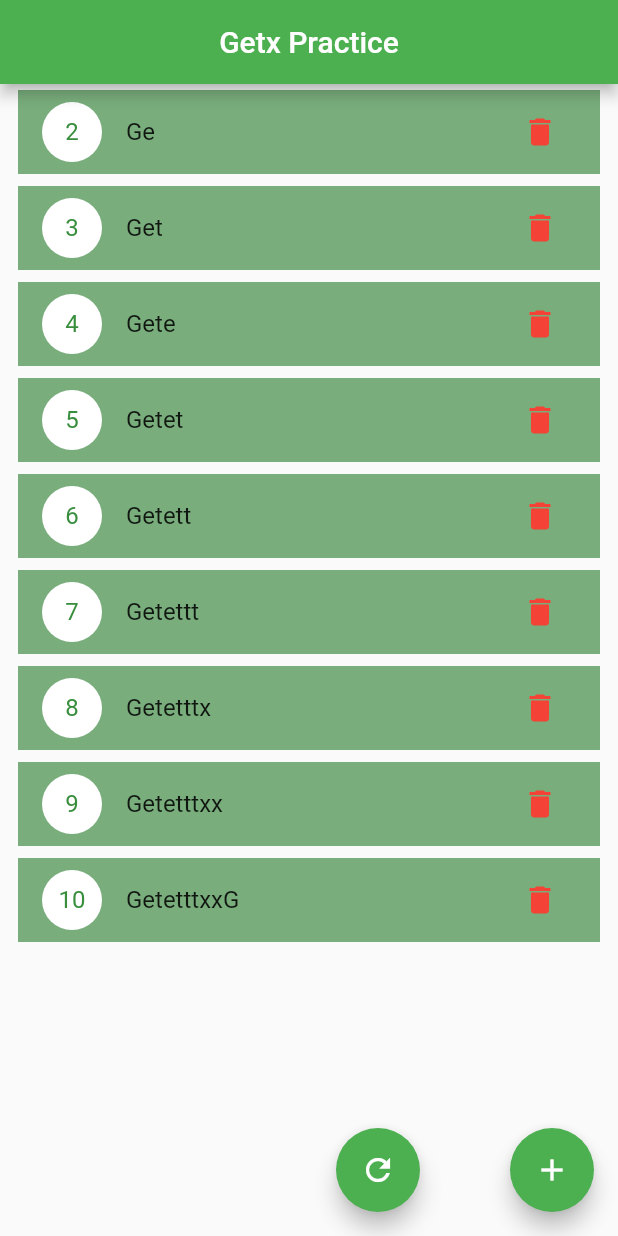
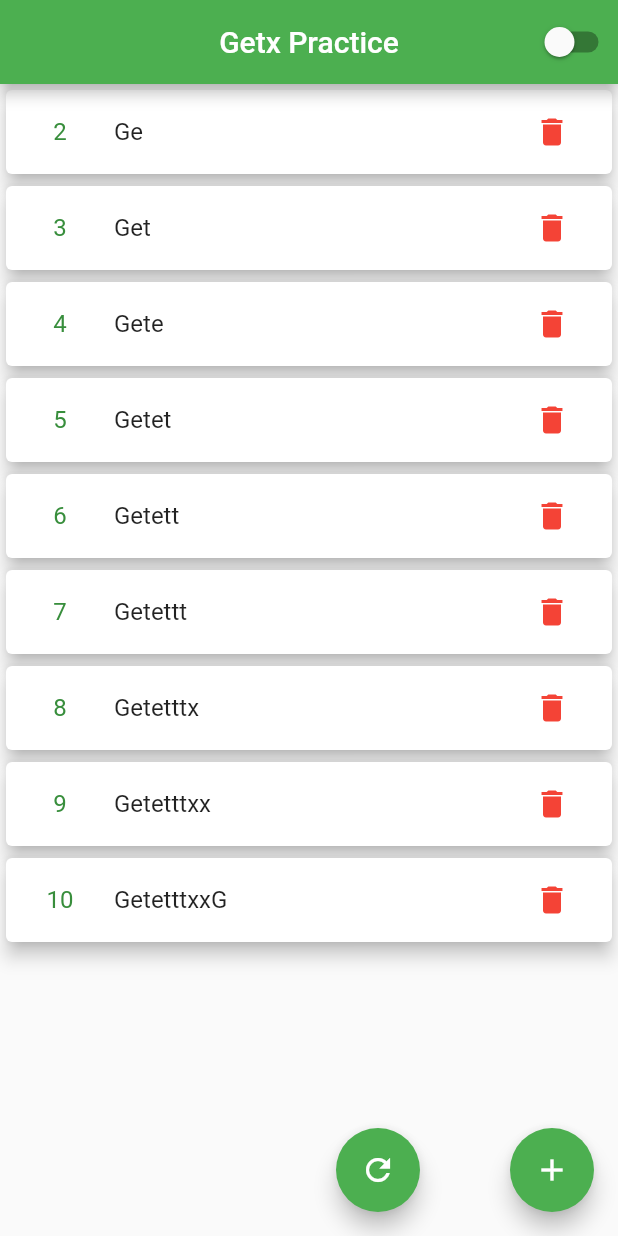
Before and after one commit to AliHassanCheema/Getx-Practice, a Flutter app: the screen it shows after launch, after a tap on "Load Dummy List", after a tap on the "delete" icon, on a phone screen of 412 x 824 dp. Run offline on Flutter 3.47's test engine with Material 2 defaults, Android fonts, the phone set to English and light mode, and no system bars; our stand-ins replace get.

```diff
--- a/lib/employee/employee_controller.dart
+++ b/lib/employee/employee_controller.dart
@@ -1,31 +1,50 @@
 import 'dart:math';
-
-import 'package:flutter/cupertino.dart';
+import 'package:get/get.dart';
 import 'package:flutter/material.dart';
-import 'package:get/get.dart';
-
 import 'model.dart';
 
 class EmployeeController extends GetxController{
+  Employees? employee;
+  RxString id = ''.obs;
+  RxString name = ''.obs;
+  RxBool isDark = false.obs;
   final formKey = GlobalKey<FormState>();
-  RxString name = ''.obs;
-  RxString id = ''.obs;
   RxList<Employees> employees = <Employees>[].obs;
-  Employees? employee;
 
-  onChange(){
+  onData(){
     employees.clear();
     for(int i = 0; i<10; i++){
-      employees.add(Employees(generateRandomString(i+1), '${i+1}'));
+      employees.add(Employees(onGenerateRandomString(i+1), '${i+1}'));
     }
-    // Get.defaultDialog(title: 'Alert',content: Text('Testing'), onConfirm: ()=> Get.back(),onCancel: (){Get.back();});
-    Get.snackbar('', 'Data is Loaded', snackPosition: SnackPosition.BOTTOM);
+    Get.snackbar('Data', 'Data is Loaded', snackPosition: SnackPosition.BOTTOM);
   }
 
-  String generateRandomString(int length) {
+  String onGenerateRandomString(int length) {
    var r = Random();
    const chars = 'Getx';
    return List.generate(length, (index) => chars[r.nextInt(chars.length)]).join();
+  }
+
+  onChangeTheme(value){
+      isDark.value = value;
+      if(isDark.value){
+        Get.changeTheme(ThemeData.dark());
+      }else{
+        Get.changeTheme(ThemeData.light());
+      }
+  }
+
+  Future<bool> onWillPop() async {
+    bool isExit = false;
+    await Get.defaultDialog(title: 'EXIT',
+        content: const Text('DO you want to exit the app?'),
+        contentPadding: const EdgeInsets.all(36),
+        textConfirm: 'Yes',textCancel: 'No', onConfirm: (){
+      isExit = true;
+      Get.back();
+      Get.back();
+    },onCancel: (){Get.back();});
+    return isExit;
   }
 
   onSaveName(value){
--- a/lib/employee/employee_vu.dart
+++ b/lib/employee/employee_vu.dart
@@ -10,28 +10,30 @@ class EmployeeScreen extends StatelessWidget {
   @override
   Widget build(BuildContext context) {
     return Obx(() =>
-       Scaffold(
+       WillPopScope(
+         onWillPop: c.onWillPop,
+         child: Scaffold(
           appBar: AppBar(
             title: const Text('Getx Practice'),
             centerTitle: true,
+            actions: [
+              Switch(value: c.isDark.value, onChanged: c.onChangeTheme)
+            ],
           ),
           body: c.employees.isEmpty ?
-        Center(child: ElevatedButton(onPressed: (){c.onChange();}, child: const Text('Load Dummy List'))) :
+          Center(child: ElevatedButton(onPressed: (){c.onData();}, child: const Text('Load Dummy List'))) :
            ListView.builder(
             itemCount: c.employees.length,
             itemBuilder: (context, index) {
-            return Padding(
-              padding: const EdgeInsets.symmetric(vertical: 4.0, horizontal: 12.0),
+              return Card(
+                elevation: 5,
                 child: ListTile(
                   onTap: () {
-                  Get.changeTheme(ThemeData.light());
                     Get.to(()=>AddEmployeeScreen(c.employees[index]))?.then((value){
                       c.employees[index] = value;
-
                     } );
 
                   },
-                tileColor: const Color.fromARGB(255, 121, 173, 124),
                   leading:  CircleAvatar(backgroundColor: Colors.white, child: Text(c.employees[index].id!.toString()),),
                   title: Text(c.employees[index].name!),
                   trailing:  IconButton(onPressed: () {
@@ -44,16 +46,16 @@ class EmployeeScreen extends StatelessWidget {
             mainAxisAlignment: MainAxisAlignment.end,
             children: [
               FloatingActionButton(onPressed: () {
-               c.onChange();
+                 c.onData();
               },
               heroTag: 1, child: const Icon(Icons.refresh),),
               const SizedBox(width: 60,),
               FloatingActionButton(onPressed: () {
-              Get.changeTheme(ThemeData.dark());
                  Get.to(()=>AddEmployeeScreen(null))?.then((value) => value != null ? c.employees.add(value) : null);
               },heroTag: 2, child: const Icon(Icons.add))
             ],
           ),
+         ),
        ));
   }
 }
```
Lines whose indentation alone changed are shown as unchanged.
